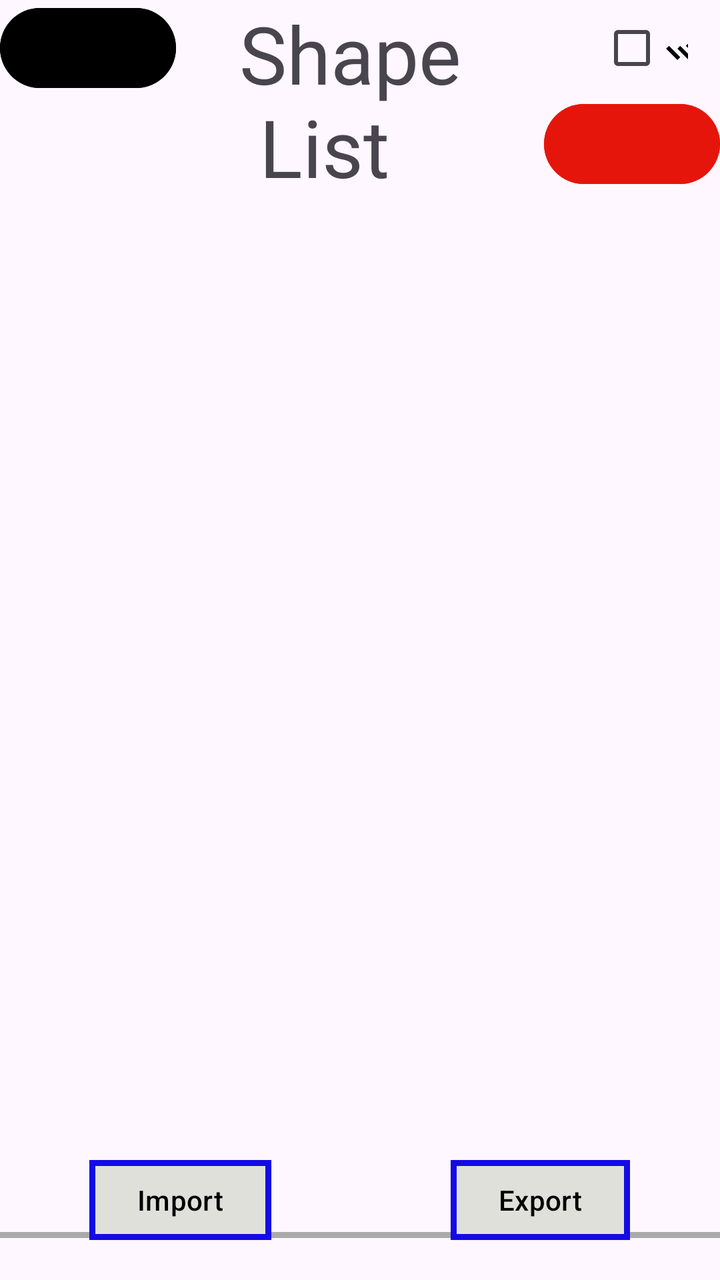
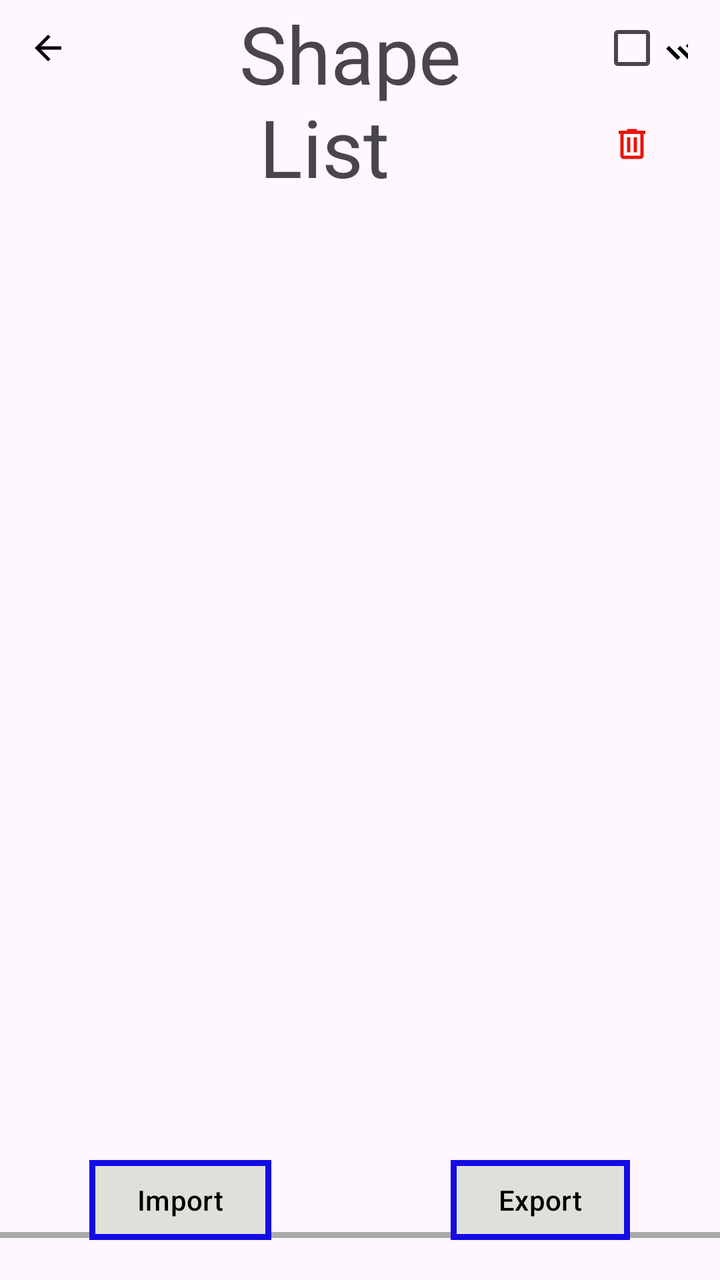

An Android layout rendered at two revisions. The XML below is the earlier revision; the diff shows what the commit changed to produce the second picture.
<!-- AndroidManifest.xml: application theme Theme.Euclydia -->
<!-- res/layout/list_activity.xml -->
<?xml version="1.0" encoding="utf-8"?>
<androidx.constraintlayout.widget.ConstraintLayout
    android:id="@+id/list"
    xmlns:android="http://schemas.android.com/apk/res/android"
    xmlns:tools="http://schemas.android.com/tools"
    android:layout_width="match_parent"
    android:layout_height="match_parent"
    xmlns:app="http://schemas.android.com/apk/res-auto">

    <TextView
        android:id="@+id/title"
        android:layout_width="wrap_content"
        android:layout_height="wrap_content"
        android:text="@string/shape_n_list"
        android:textSize="40sp"
        app:layout_constraintEnd_toEndOf="parent"
        app:layout_constraintStart_toStartOf="parent"
        app:layout_constraintTop_toTopOf="parent"
        tools:layout_editor_absoluteY="0dp" />

    <com.google.android.material.button.MaterialButton
        android:id="@+id/back"
        android:layout_width="wrap_content"
        android:layout_height="wrap_content"
        android:backgroundTint="@color/black"
        android:drawableStart="@drawable/ic_back"
        app:layout_constraintStart_toStartOf="parent"
        app:layout_constraintTop_toTopOf="parent" />

    <CheckBox
        android:id="@+id/selall"
        android:layout_width="wrap_content"
        android:layout_height="wrap_content"
        android:layout_marginEnd="16dp"
        android:backgroundTint="@color/blue"
        android:drawableStart="@drawable/ic_selectall"
        app:layout_constraintEnd_toEndOf="parent"
        app:layout_constraintTop_toTopOf="parent" />

    <com.google.android.material.button.MaterialButton
        android:id="@+id/delete"
        android:layout_width="wrap_content"
        android:layout_height="wrap_content"
        android:backgroundTint="@color/red"
        android:drawableStart="@drawable/ic_delete"
        tools:layout_editor_absoluteX="323dp"
        tools:layout_editor_absoluteY="52dp"
        app:layout_constraintStart_toStartOf="@id/selall"
        app:layout_constraintEnd_toEndOf="@id/selall"
        app:layout_constraintTop_toBottomOf="@id/selall"/>

    <androidx.recyclerview.widget.RecyclerView
        android:id="@+id/list_view"
        android:layout_width="match_parent"
        android:layout_height="484dp"
        android:layout_marginTop="32dp"
        app:layout_constraintEnd_toEndOf="parent"
        app:layout_constraintHorizontal_bias="0.0"
        app:layout_constraintStart_toStartOf="parent"
        app:layout_constraintTop_toBottomOf="@id/title" />

    <View
        android:id="@+id/borderBar"
        android:layout_width="match_parent"
        android:layout_height="3dp"
        android:background="@android:color/darker_gray"
        app:layout_constraintTop_toBottomOf="@id/list_view"
        app:layout_constraintStart_toStartOf="parent"
        app:layout_constraintEnd_toEndOf="parent"/>


    <com.google.android.material.button.MaterialButton
        android:id="@+id/Import"
        android:layout_width="wrap_content"
        android:layout_height="wrap_content"
        android:layout_marginBottom="16dp"
        android:text="@string/importbutton"
        style="@style/BlueButton"
        tools:layout_editor_absoluteX="61dp"
        app:layout_constraintBottom_toBottomOf="parent"
        app:layout_constraintStart_toStartOf="parent"
        app:layout_constraintEnd_toEndOf="@+id/center"
        />

    <com.google.android.material.button.MaterialButton
        android:id="@+id/Export"
        android:layout_width="wrap_content"
        android:layout_height="wrap_content"
        android:text="@string/exportbutton"
        style="@style/BlueButton"
        tools:layout_editor_absoluteX="266dp"
        tools:layout_editor_absoluteY="624dp"
        app:layout_constraintBottom_toBottomOf="parent"
        android:layout_marginBottom="16dp"
        app:layout_constraintEnd_toEndOf="parent"
        app:layout_constraintStart_toEndOf="@id/center"/>

    <androidx.constraintlayout.widget.Guideline android:layout_width="wrap_content"
        android:id="@+id/center"
        android:orientation="vertical"
        android:layout_height="wrap_content"
        app:layout_constraintGuide_percent=".50"/>


</androidx.constraintlayout.widget.ConstraintLayout>
<!-- resources referenced by this layout -->
<resources>
  <color name="black">#FF000000</color>
  <color name="blue">#140be5</color>
  <color name="red">#e5150b</color>
  <!-- drawable ic_back (drawable) -->
  <vector xmlns:android="http://schemas.android.com/apk/res/android" android:autoMirrored="true" android:height="24dp" android:tint="#000000" android:viewportHeight="960" android:viewportWidth="960" android:width="24dp">
        
      <path android:fillColor="@android:color/white" android:pathData="M313,520L537,744L480,800L160,480L480,160L537,216L313,440L800,440L800,520L313,520Z"/>
      
  </vector>
  <!-- drawable ic_delete (drawable) -->
  <vector xmlns:android="http://schemas.android.com/apk/res/android"
      android:width="24dp"
      android:height="24dp"
      android:viewportWidth="960"
      android:viewportHeight="960">
    <path
        android:pathData="M280,840q-33,0 -56.5,-23.5T200,760v-520h-40v-80h200v-40h240v40h200v80h-40v520q0,33 -23.5,56.5T680,840L280,840ZM680,240L280,240v520h400v-520ZM360,680h80v-360h-80v360ZM520,680h80v-360h-80v360ZM280,240v520,-520Z"
        android:fillColor="#1f1f1f"/>
  </vector>
  <!-- drawable ic_selectall (drawable) -->
  <vector xmlns:android="http://schemas.android.com/apk/res/android" android:height="24dp" android:tint="#000000" android:viewportHeight="960" android:viewportWidth="960" android:width="24dp">
        
      <path android:fillColor="@android:color/white" android:pathData="M268,720L42,494L99,438L269,608L269,608L325,664L268,720ZM494,720L268,494L324,437L494,607L862,239L918,296L494,720ZM494,494L437,438L635,240L692,296L494,494Z"/>
      
  </vector>
  <string name="exportbutton">Export</string>
  <string name="importbutton">Import</string>
  <string name="shape_n_list">Shape \n List</string>
  <style name="BlueButton" parent="BaseButton">
          <item name="strokeColor">@color/blue</item>
      </style>
  <style name="Theme.Euclydia" parent="Base.Theme.Euclydia" />
  <style name="BaseButton" parent="Widget.Material3.Button">
          <item name="backgroundTint">@color/background</item>
          <item name="android:textColor">@color/black</item>
          <item name="cornerRadius">0dp</item>
          <item name="strokeWidth">3dp</item>
  
      </style>
  <style name="Base.Theme.Euclydia" parent="Theme.Material3.DayNight.NoActionBar">
          
          
      </style>
  <color name="background">#e0e0da</color>
</resources>

<!-- the commit's change to res/layout/list_activity.xml (unified diff, before → after) -->
@@ -20,10 +20,11 @@
 
     <com.google.android.material.button.MaterialButton
         android:id="@+id/back"
+        style="@style/Widget.Material3.Button.IconButton"
         android:layout_width="wrap_content"
         android:layout_height="wrap_content"
-        android:backgroundTint="@color/black"
-        android:drawableStart="@drawable/ic_back"
+        app:iconTint="@color/black"
+        app:icon="@drawable/ic_back"
         app:layout_constraintStart_toStartOf="parent"
         app:layout_constraintTop_toTopOf="parent" />
 
@@ -39,10 +40,11 @@
 
     <com.google.android.material.button.MaterialButton
         android:id="@+id/delete"
+        style="@style/Widget.Material3.Button.IconButton"
         android:layout_width="wrap_content"
         android:layout_height="wrap_content"
-        android:backgroundTint="@color/red"
-        android:drawableStart="@drawable/ic_delete"
+        app:iconTint="@color/red"
+        app:icon="@drawable/ic_delete"
         tools:layout_editor_absoluteX="323dp"
         tools:layout_editor_absoluteY="52dp"
         app:layout_constraintStart_toStartOf="@id/selall"
